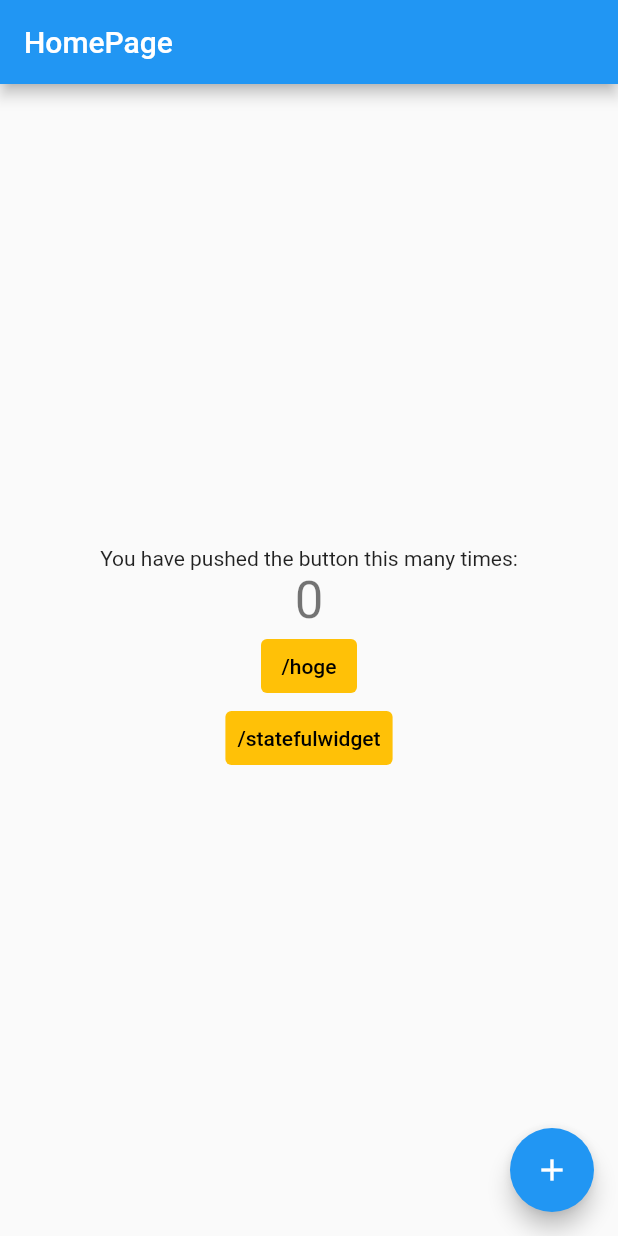
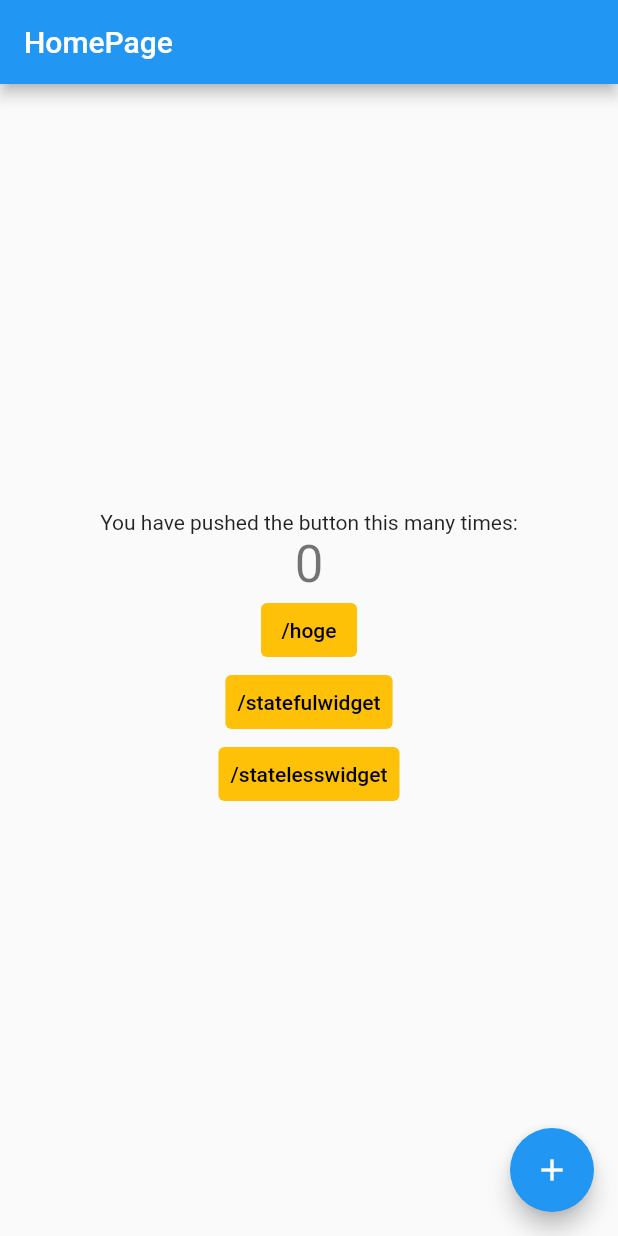
Before and after one commit to h-enoki/flutter_sample, a Flutter app: the screen it shows after launch, on a phone screen of 412 x 824 dp. Run offline on Flutter 3.47's test engine with Material 2 defaults, Android fonts, the phone set to English and light mode, and no system bars.

Commit message:
StatelessWidgetのサンプル実装

```diff
--- a/lib/src/routes/app_router.dart
+++ b/lib/src/routes/app_router.dart
@@ -2,6 +2,7 @@ import 'package:flutter/material.dart';
 import 'package:flutter_sample/src/views/hoge_page.dart';
 import 'package:flutter_sample/src/views/home_page.dart';
 import 'package:flutter_sample/src/views/statefulwidget_page.dart';
+import 'package:flutter_sample/src/views/statelesswidget_page.dart';
 
 import 'app_routes.dart';
 
@@ -10,10 +11,21 @@ class AppRouter {
     switch (settings.name) {
       case AppRoutes.home:
         return _buildRoute(const MyHomePage());
+
       case AppRoutes.hoge:
-        return _buildRoute(const HogePage());
+        return _buildRoute(HogePage());
+
       case AppRoutes.statefulwidget:
         return _buildRoute(const StatefulWidgetPage());
+
+      case AppRoutes.statelesswidget:
+        return _buildRoute(const StatelessWidgetPage(
+          color: Colors.blueGrey,
+          child: Center(
+            child: Text("StatelessWidgetPage"),
+          ),
+        ));
+
       default:
         return null;
     }
--- a/lib/src/routes/app_routes.dart
+++ b/lib/src/routes/app_routes.dart
@@ -2,4 +2,5 @@ class AppRoutes {
   static const home = '/';
   static const hoge = '/hoge';
   static const statefulwidget = '/statefulwidget';
+  static const statelesswidget = '/statelesswidget';
 }
--- a/lib/src/views/home_page.dart
+++ b/lib/src/views/home_page.dart
@@ -60,6 +60,19 @@ class _MyHomePageState extends State<MyHomePage> {
                 style: TextStyle(color: Colors.black),
               ),
             ),
+            TextButton(
+              style: TextButton.styleFrom(
+                backgroundColor: Colors.amber,
+              ),
+              onPressed: () {
+                // 画面遷移
+                Navigator.pushNamed(context, AppRoutes.statelesswidget);
+              },
+              child: const Text(
+                AppRoutes.statelesswidget,
+                style: TextStyle(color: Colors.black),
+              ),
+            ),
           ],
         ),
       ),
```
Also changed, not shown: lib/src/views/hoge_page.dart (+1 -6 lines), lib/src/views/statelesswidget_page.dart (added, +25 -0 lines).
